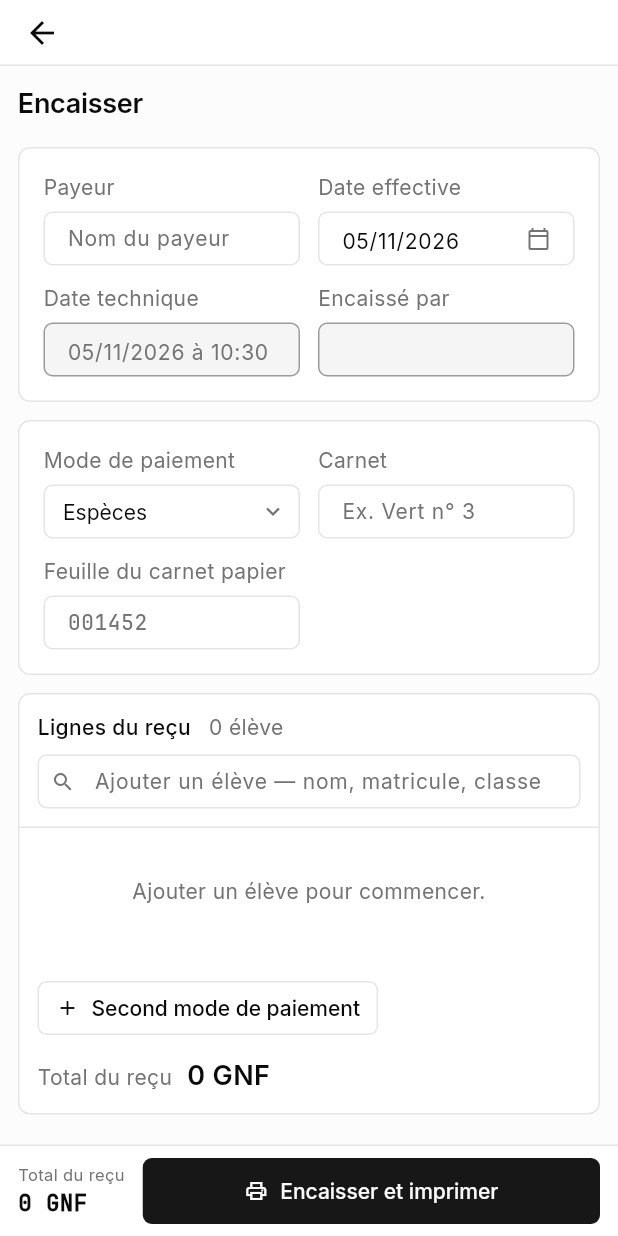
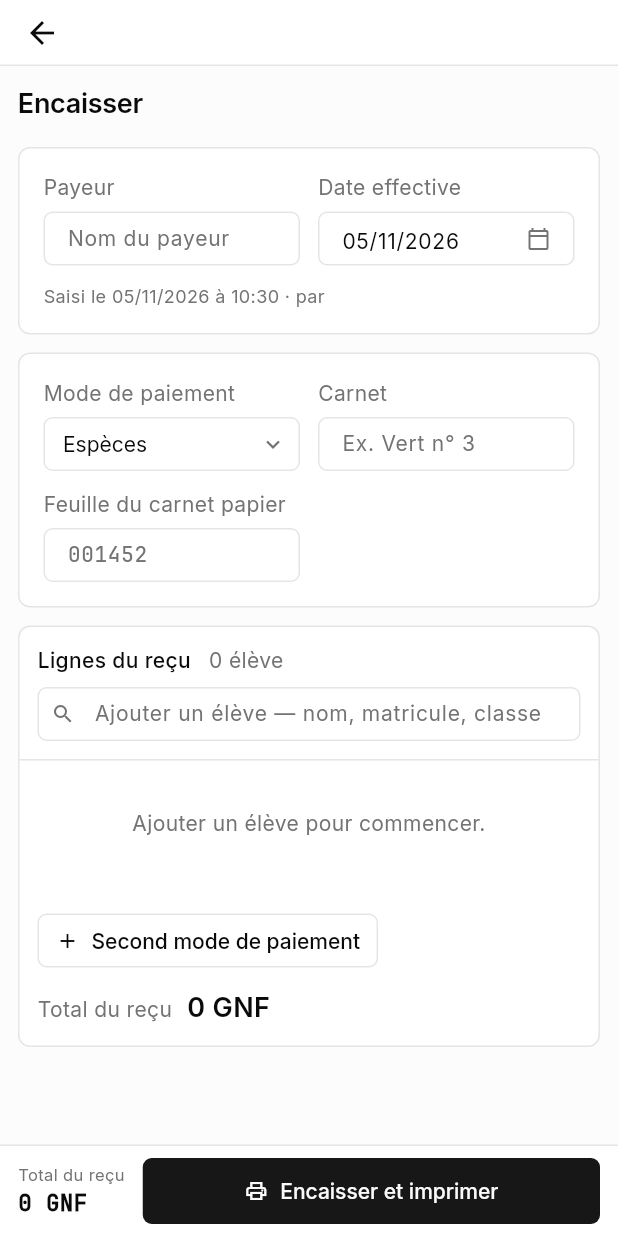
Before and after one commit to thiernod7/scolagrid, a Flutter app: the EncaisserScreen screen opened directly with empty values, on a phone screen of 412 x 824 dp. Run offline on Flutter 3.47's test engine with Material 3 defaults, Android fonts, the phone set to English and light mode, and no system bars; our stand-ins replace file_picker, image_picker, pdf, printing, supabase_flutter; missing offline and left inert: excel, powersync; accounts and stored records are empty; statements that could not run were skipped.

Commit message:
Téléphone : inscription, encaissement, familles, nouvelle dépense, postes et liste des élèves mieux disposés (0.9.19)
Co-Authored-By: Claude Opus 5.5 <noreply@anthropic.com>
Claude-Session: https://claude.ai/code/session_0122T6VeE6RqCURT9aMrpCiN

```diff
--- a/app/lib/eleves.dart
+++ b/app/lib/eleves.dart
@@ -954,7 +954,7 @@ class _TableauEleves extends StatelessWidget {
                       Text('${e['classe'] ?? 'Pas inscrit'} · ${e['matricule']}',
                           overflow: TextOverflow.ellipsis, style: TextStyle(fontSize: 12, color: gris)),
                       if (e['tuteur'] != null)
-                        Text('${e['tuteur']}${e['tuteur_tel'] != null ? ' · ${e['tuteur_tel']}' : ''}',
+                        Text('${e['tuteur']}${e['tuteur_tel'] != null ? ' · ${_telLisible(e['tuteur_tel'])}' : ''}',
                             overflow: TextOverflow.ellipsis, style: TextStyle(fontSize: 12, color: gris)),
                     ]),
                   ),
--- a/app/lib/encaissement.dart
+++ b/app/lib/encaissement.dart
@@ -882,7 +882,13 @@ class _EncaisserScreenState extends State<EncaisserScreen> {
                   },
                 )),
           ),
-          SizedBox(
+          // Sur téléphone : date technique et encaisseur en une ligne, sans champs grisés.
+          if (n < 4)
+            SizedBox(
+              width: c.maxWidth,
+              child: Text('Saisi le $technique · par ${_moi ?? ''}', style: TextStyle(fontSize: 12, color: gris)),
+            ),
+          if (n >= 4) SizedBox(
             width: l,
             child: champ(
                 'Date technique',
@@ -892,7 +898,7 @@ class _EncaisserScreenState extends State<EncaisserScreen> {
                     style: styleChamp.copyWith(color: gris),
                     decoration: fin(actif: false))),
           ),
-          SizedBox(
+          if (n >= 4) SizedBox(
             width: l,
             child: champ(
                 'Encaissé par',
--- a/app/lib/inscription.dart
+++ b/app/lib/inscription.dart
@@ -371,7 +371,8 @@ class _InscrireScreenState extends State<InscrireScreen> {
     final texte = Theme.of(context).textTheme;
     final schema = Theme.of(context).colorScheme;
     Widget choix(IconData icone, String titre, String detail, String type) => SizedBox(
-          width: 280,
+          // Sur téléphone, toute la largeur.
+          width: MediaQuery.sizeOf(context).width < 640 ? double.infinity : 280,
           child: Card(
             margin: EdgeInsets.zero,
             child: InkWell(
--- a/app/pubspec.yaml
+++ b/app/pubspec.yaml
@@ -1,7 +1,7 @@
 name: scolagrid
 description: Scolagrid, gestion scolaire hors ligne d'abord.
 publish_to: none
-version: 0.9.18+45
+version: 0.9.19+46
 
 environment:
   sdk: ^3.10.0
```
Also changed, not shown: app/lib/depenses.dart (+6 -2 lines), app/lib/familles.dart (+9 -5 lines), app/lib/poste.dart (+5 -3 lines), 1 other file.
